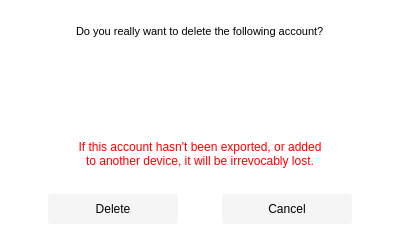
savoirfairelinux/jami-client-windows, file deleteaccountdialog.ui: the form before one commit.
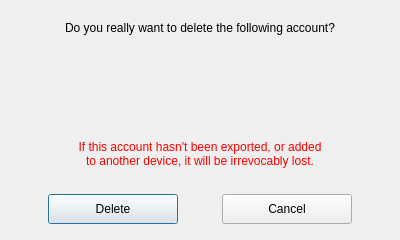
The form after the commit.

```diff
--- a/deleteaccountdialog.ui
+++ b/deleteaccountdialog.ui
@@ -35,9 +35,9 @@
    <string>Account deletion</string>
   </property>
   <property name="styleSheet">
-   <string notr="true">background: white;</string>
+   <string notr="true"/>
   </property>
-  <layout class="QVBoxLayout" name="verticalLayout" stretch="3,1,1,0,0,0,0,0">
+  <layout class="QVBoxLayout" name="verticalLayout" stretch="0,0,0,0,0,0,0,0">
    <item alignment="Qt::AlignHCenter">
     <widget class="QLabel" name="labelDeletion">
      <property name="maximumSize">
@@ -48,7 +48,7 @@
      </property>
      <property name="font">
       <font>
-       <pointsize>8</pointsize>
+       <pointsize>9</pointsize>
       </font>
      </property>
      <property name="text">
@@ -66,7 +66,9 @@
      </property>
      <property name="font">
       <font>
-       <pointsize>10</pointsize>
+       <pointsize>9</pointsize>
+       <weight>75</weight>
+       <bold>true</bold>
       </font>
      </property>
      <property name="text">
@@ -87,7 +89,9 @@
      </property>
      <property name="font">
       <font>
-       <pointsize>10</pointsize>
+       <family>MS Sans Serif</family>
+       <pointsize>7</pointsize>
+       <italic>false</italic>
       </font>
      </property>
      <property name="text">
@@ -208,11 +212,16 @@
          <height>30</height>
         </size>
        </property>
+       <property name="font">
+        <font>
+         <pointsize>9</pointsize>
+        </font>
+       </property>
        <property name="toolTip">
         <string>Permanently delete account</string>
        </property>
        <property name="styleSheet">
-        <string notr="true">border: 0px;; border-radius:3px; background: rgb(245, 245, 245);</string>
+        <string notr="true"/>
        </property>
        <property name="text">
         <string>Delete</string>
@@ -246,11 +255,16 @@
          <height>30</height>
         </size>
        </property>
+       <property name="font">
+        <font>
+         <pointsize>9</pointsize>
+        </font>
+       </property>
        <property name="toolTip">
         <string>Cancel account deletion</string>
        </property>
        <property name="styleSheet">
-        <string notr="true">border: 0px; border-radius:3px; background: rgb(245, 245, 245);</string>
+        <string notr="true"/>
        </property>
        <property name="text">
         <string>Cancel</string>
```
Left out of the diff: 5 changed lines with no effect on the pictures.
